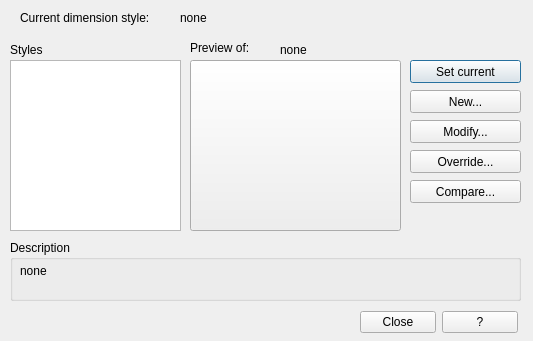
This is qad_dimstyle.ui in geosim/QAD as Qt 5 draws it before an edit. The edited form follows.
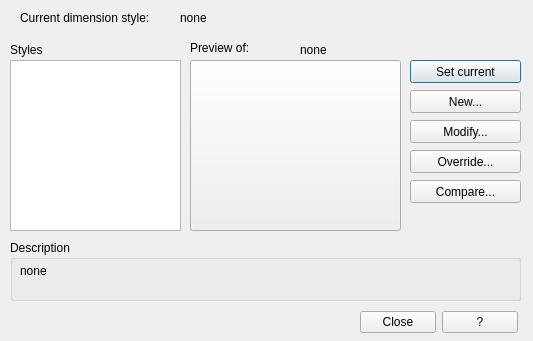
This is the edited form.

The edit to the form file:
```diff
--- a/qad_dimstyle.ui
+++ b/qad_dimstyle.ui
@@ -188,7 +188,7 @@
     <rect>
      <x>190</x>
      <y>40</y>
-     <width>81</width>
+     <width>101</width>
      <height>16</height>
     </rect>
    </property>
@@ -199,9 +199,9 @@
   <widget class="QLabel" name="selectedStyle">
    <property name="geometry">
     <rect>
-     <x>280</x>
+     <x>300</x>
      <y>40</y>
-     <width>241</width>
+     <width>221</width>
      <height>20</height>
     </rect>
    </property>
```
